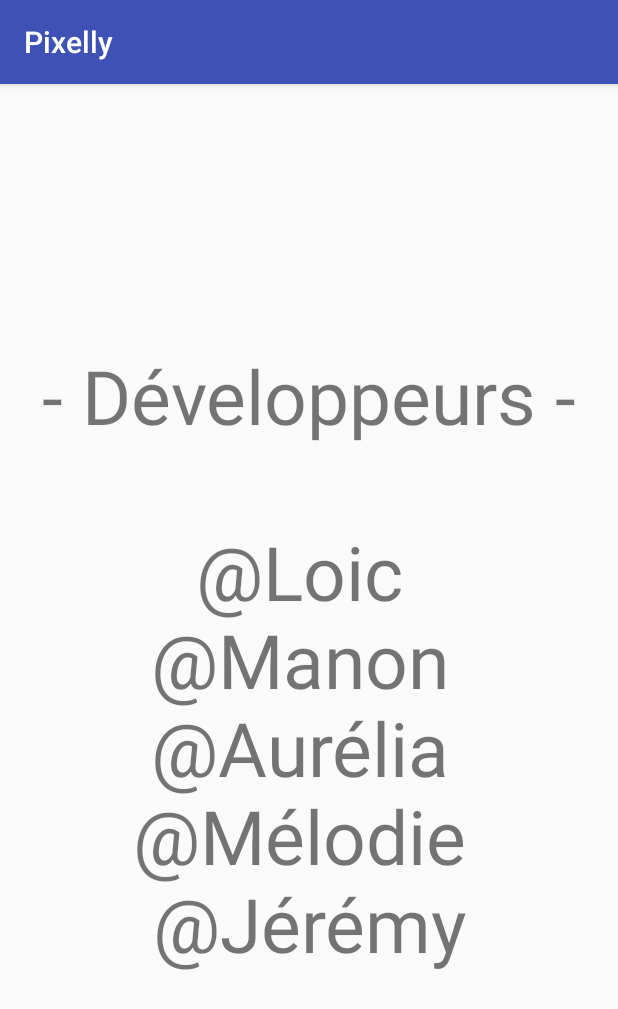
After one commit to Jeje2201/Pixelly, an Android app: the CreditActivity screen opened directly, with no data from a screen before it, on a phone screen of 412 x 824 dp. The commit adds this screen. Shown: the top 1009 px of the screen. Run offline under Robolectric (Android 15) with nearby library versions, the phone set to English and light mode, and no system bars.

Commit message:
Lire description
+ Creation de la page de credit
++ Ajout de l'activity dans l'androidManifest.xml
++ Creation du fichier CreditActivity.java avec son instentiation
+ Supression d'import non utilisés dans helpactivity.java
+ Suppression des textes des boutons du menu car remplacé par des images

```diff
--- a/app/src/main/AndroidManifest.xml
+++ b/app/src/main/AndroidManifest.xml
@@ -19,6 +19,7 @@
         <activity android:name=".controller.PlayActivity" android:screenOrientation="portrait"/>
         <activity android:name=".controller.OptionActivity" android:screenOrientation="portrait"/>
         <activity android:name=".controller.LevelActivity" android:screenOrientation="portrait"/>
+        <activity android:name=".controller.CreditActivity" android:screenOrientation="portrait"/>
         <activity android:name=".controller.HelpActivity" android:screenOrientation="portrait"></activity>
     </application>
 
--- /dev/null
+++ b/app/src/main/java/brainitall/pixelly/controller/CreditActivity.java
@@ -0,0 +1,21 @@
+package brainitall.pixelly.controller;
+
+import android.os.Bundle;
+import android.support.v7.app.AppCompatActivity;
+import android.widget.TextView;
+
+import brainitall.pixelly.R;
+
+public class CreditActivity extends AppCompatActivity {
+
+    private TextView mTexteCredit;
+
+
+    protected void onCreate(Bundle savedInstanceState) {
+        super.onCreate(savedInstanceState);
+        setContentView(R.layout.activity_credit);
+
+        mTexteCredit = (TextView) findViewById(R.id.textView_credit);
+    }
+
+}
--- a/app/src/main/java/brainitall/pixelly/controller/HelpActivity.java
+++ b/app/src/main/java/brainitall/pixelly/controller/HelpActivity.java
@@ -2,11 +2,8 @@ package brainitall.pixelly.controller;
 
 import android.support.v7.app.AppCompatActivity;
 import android.os.Bundle;
-import android.view.View;
-import android.widget.Button;
 import android.widget.ImageView;
 import android.widget.LinearLayout;
-import android.widget.RelativeLayout;
 import android.widget.ScrollView;
 import android.widget.TextView;
 
--- a/app/src/main/java/brainitall/pixelly/controller/MainActivity.java
+++ b/app/src/main/java/brainitall/pixelly/controller/MainActivity.java
@@ -2,6 +2,7 @@ package brainitall.pixelly.controller;
 
 
 import android.content.Intent;
+import android.media.Image;
 import android.media.MediaPlayer;
 import android.support.v7.app.AppCompatActivity;
 import android.os.Bundle;
@@ -37,6 +38,11 @@ public class MainActivity extends AppCompatActivity {
     private ImageView mAide;
 
     /**
+     * Image qui sert de bouton permettant d'avoir accès au crédit du jeu
+     */
+    private ImageView mCredit;
+
+    /**
      * Lecteur audio
      */
     private static MediaPlayer mp;
@@ -54,14 +60,15 @@ public class MainActivity extends AppCompatActivity {
         mJouer = (ImageView) findViewById(R.id.imageView_play);
         mOption = (ImageView) findViewById(R.id.imageView_option);
         mQuitter = (ImageView) findViewById(R.id.imageView_quitter);
+        mCredit = (ImageView) findViewById(R.id.imageView_credit);
         mAide = (ImageView) findViewById(R.id.imageView_aide);
 
         //Si le média pour la musique n'existe pas (donc au premier lancement), le créer
-        if( mp == null) {
+        if (mp == null) {
             mp = MediaPlayer.create(this, R.raw.background_music);
         }
         //Si la musique n'est pas lancer, alors la lancer
-        if(!mp.isPlaying()) {
+        if (!mp.isPlaying()) {
             mp.setLooping(true);
             mp.start();
         }
@@ -110,6 +117,14 @@ public class MainActivity extends AppCompatActivity {
                 startActivity(helpActivity);
             }
         });
+
+        mCredit.setOnClickListener(new View.OnClickListener() {
+            @Override
+            public void onClick(View v) {
+                Intent creditActivity = new Intent(MainActivity.this, CreditActivity.class);
+                startActivity(creditActivity);
+            }
+        });
     }
 
     @Override
--- /dev/null
+++ b/app/src/main/res/layout/activity_credit.xml
@@ -0,0 +1,20 @@
+<?xml version="1.0" encoding="utf-8"?>
+<android.support.constraint.ConstraintLayout
+    xmlns:android="http://schemas.android.com/apk/res/android"
+    xmlns:app="http://schemas.android.com/apk/res-auto"
+    xmlns:tools="http://schemas.android.com/tools"
+    android:layout_width="match_parent"
+    android:layout_height="match_parent">
+
+    <TextView
+        android:id="@+id/textView_credit"
+        android:layout_width="match_parent"
+        android:layout_height="match_parent"
+        android:gravity="center"
+        android:text="@string/txt_creditautre"
+        android:textSize="50sp"
+        app:layout_constraintEnd_toEndOf="parent"
+        app:layout_constraintHorizontal_bias="0.093"
+        app:layout_constraintStart_toStartOf="parent"
+        tools:layout_editor_absoluteY="16dp" />
+</android.support.constraint.ConstraintLayout>
--- a/app/src/main/res/values/strings.xml
+++ b/app/src/main/res/values/strings.xml
@@ -1,6 +1,4 @@
 <resources>
     <string name="app_name">Pixelly</string>
-    <string name="btn_menu_jouer">Jouer</string>
-    <string name="btn_menu_Option">Option</string>
-    <string name="btn_menu_Quitter">Quitter</string>
+    <string name="txt_creditautre">- Développeurs -\n\n@Loic \n@Manon \n@Aurélia \n@Mélodie \n@Jérémy</string>
 </resources>
```
Lines whose indentation alone changed are shown as unchanged.
